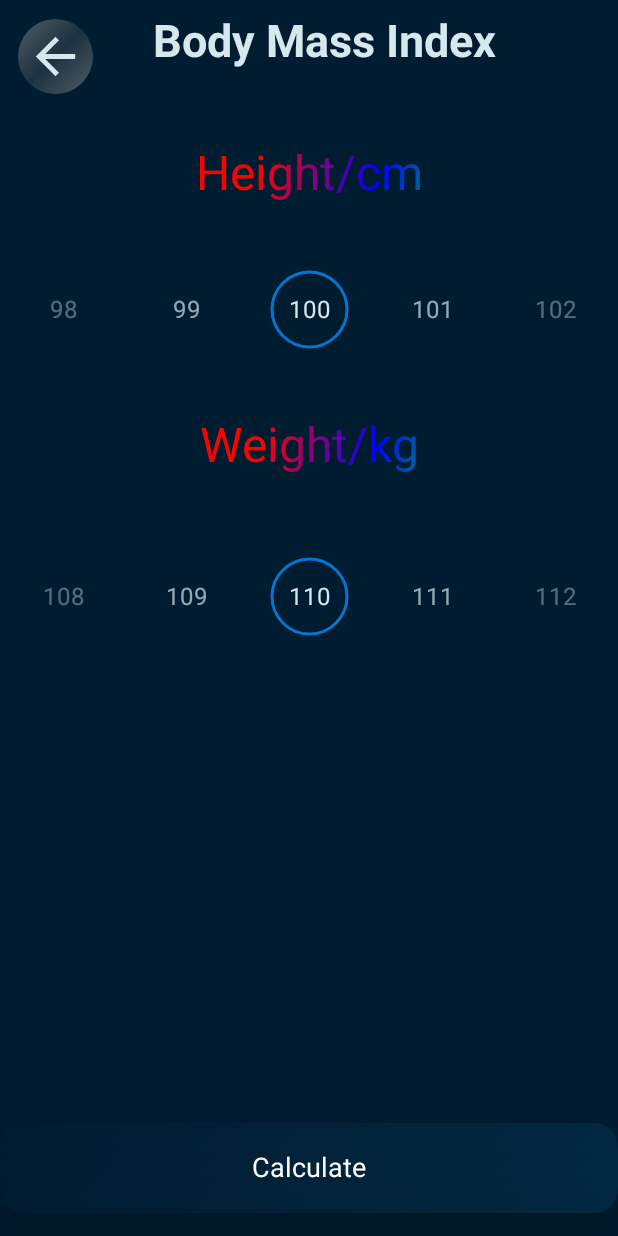
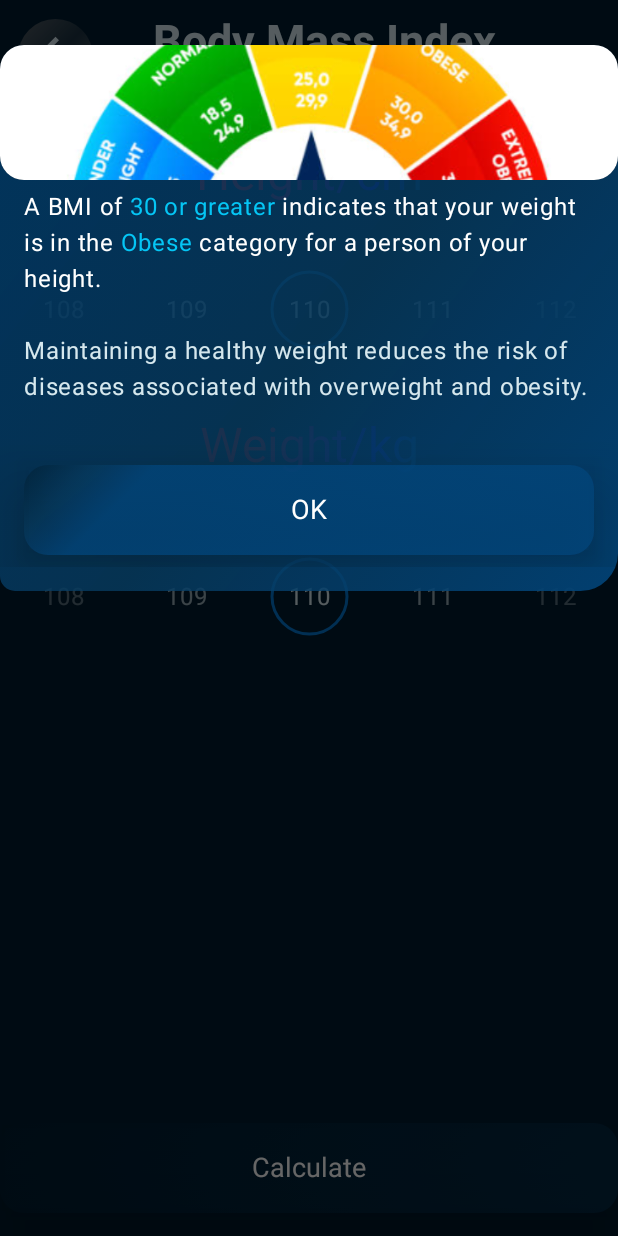
Before and after one commit to DinaOthman21/Graduation-Project, an Android app built with Jetpack Compose: the BmiScreen screen opened through its navigation route, after a tap on "Calculate", on a phone screen of 412 x 824 dp. Run offline under Robolectric (Android 15) with nearby library versions, the phone set to English and light mode, and no system bars; our stand-ins replace Dagger/Hilt's generated code, accompanist; pictures from the network do not load.

Commit message:
BMI Calculator

```diff
--- a/app/src/main/java/com/example/medisim/presentation/components/DialogComponents.kt
+++ b/app/src/main/java/com/example/medisim/presentation/components/DialogComponents.kt
@@ -31,6 +31,7 @@ import androidx.compose.ui.layout.ContentScale
 import androidx.compose.ui.platform.LocalContext
 import androidx.compose.ui.res.painterResource
 import androidx.compose.ui.res.stringResource
+import androidx.compose.ui.text.AnnotatedString
 import androidx.compose.ui.text.SpanStyle
 import androidx.compose.ui.text.buildAnnotatedString
 import androidx.compose.ui.text.withStyle
@@ -231,7 +232,6 @@ fun SkinDialogContent(
         Spacer(modifier = Modifier.height(40.dp))
         Box(
             modifier = Modifier
-                .height(480.dp)
                 .background(
                     brush = brush2,
                     shape = RoundedCornerShape(25.dp, 10.dp, 25.dp, 10.dp)
@@ -298,7 +298,6 @@ fun MedicalTestDialogContent(
         Spacer(modifier = Modifier.height(40.dp))
         Box(
             modifier = Modifier
-                .height(350.dp)
                 .background(
                     color = MaterialTheme.colorScheme.onPrimary,
                     shape = RoundedCornerShape(25.dp, 10.dp, 25.dp, 10.dp)
@@ -335,3 +334,54 @@ fun MedicalTestDialogContent(
     }
 
 }
+
+
+
+
+
+
+
+
+
+@Composable
+fun BmiCalculatorDialogContent(
+    result: AnnotatedString,
+    onDismiss: () -> Unit
+) {
+    Column(
+        modifier = Modifier
+    ) {
+        Spacer(modifier = Modifier.height(40.dp))
+        Box(
+            modifier = Modifier
+                .background(
+                    brush = brush2,
+                    shape = RoundedCornerShape(25.dp, 10.dp, 25.dp, 10.dp)
+                )
+        ) {
+            LazyColumn(
+                modifier = Modifier.padding(16.dp),
+                horizontalAlignment = Alignment.CenterHorizontally
+            )  {
+                item {
+                    Spacer(modifier = Modifier.height(40.dp))
+                    Text(
+                        text = result,
+                        color = MaterialTheme.colorScheme.primary,
+                    )
+
+                    Spacer(modifier = Modifier.height(40.dp))
+                    ButtonClickOn(buttonText = stringResource(R.string.ok), paddingValue = 0) {
+                        onDismiss()
+                    }
+                    Spacer(modifier = Modifier.height(8.dp))
+
+                }
+
+
+
+            }
+        }
+    }
+
+}
--- a/app/src/main/java/com/example/medisim/presentation/homeScreens/bottomNavigationScreens/calculator/allCalculatorScreens/bmi/BmiScreen.kt
+++ b/app/src/main/java/com/example/medisim/presentation/homeScreens/bottomNavigationScreens/calculator/allCalculatorScreens/bmi/BmiScreen.kt
@@ -1,6 +1,7 @@
 package com.example.medisim.presentation.homeScreens.bottomNavigationScreens.calculator.allCalculatorScreens.bmi
 
 
+import androidx.compose.animation.AnimatedVisibility
 import androidx.compose.foundation.Canvas
 import androidx.compose.foundation.ExperimentalFoundationApi
 import androidx.compose.foundation.clickable
@@ -43,11 +44,15 @@ import androidx.compose.ui.text.style.TextAlign
 import androidx.compose.ui.unit.Dp
 import androidx.compose.ui.unit.dp
 import androidx.compose.ui.unit.sp
+import androidx.lifecycle.viewmodel.compose.viewModel
 import androidx.navigation.NavHostController
 import com.example.medisim.R
 import com.example.medisim.presentation.components.AnimatedTextWithTileModes
 import com.example.medisim.presentation.components.BackIcon
+import com.example.medisim.presentation.components.BmiCalculatorDialogContent
 import com.example.medisim.presentation.components.ButtonClickOn
+import com.example.medisim.presentation.components.PredictionDialogContent
+import com.example.medisim.presentation.components.ResultPredictionDialog
 import com.example.medisim.ui.theme.CommonComponent2
 import kotlinx.coroutines.launch
 import kotlin.math.absoluteValue
@@ -55,6 +60,12 @@ import kotlin.math.absoluteValue
 
 @Composable
 fun BmiScreen(navController: NavHostController) {
+    val vm:BmiViewModel = viewModel()
+    val state = vm.state.value
+
+    val context = LocalContext.current
+
+
     Column (
         modifier = Modifier
             .fillMaxSize(),
@@ -84,15 +95,15 @@ fun BmiScreen(navController: NavHostController) {
         AnimatedTextWithTileModes(stringResource(R.string.height_cm))
 
 
-        NumberPicker(modifier = Modifier.padding(vertical = 25.dp), number = 200){
-
+        NumberPicker(modifier = Modifier.padding(vertical = 25.dp), number = 220){
+            vm.onHeightSelected(it)
         }
 
         AnimatedTextWithTileModes(stringResource(R.string.weight_kg))
 
 
         NumberPicker(modifier = Modifier.padding(vertical = 35.dp),number = 220){
-
+            vm.onHeightSelected(it)
         }
         Spacer(modifier = Modifier.weight(1f))
         ButtonClickOn(
@@ -100,7 +111,20 @@ fun BmiScreen(navController: NavHostController) {
             modifier = Modifier.padding(bottom = 15.dp),
             paddingValue = 0
         ) {
+            vm.onCalcBMI(context)
+        }
 
+
+
+
+        AnimatedVisibility(visible = state.dialogState) {
+            ResultPredictionDialog(content = {
+                BmiCalculatorDialogContent(state.result){
+                    vm.onDialogClosed()
+                }
+            }, image = R.drawable.mbi_logo) {
+                vm.onDialogClosed()
+            }
         }
     }
 
@@ -135,7 +159,6 @@ fun NumberPicker(modifier: Modifier = Modifier,number:Int,onSelectNumber:(Int)->
             strokeWidth = 2.dp
         )
 
-        val context = LocalContext.current
 
         LaunchedEffect(pagerState) {
             // Collect from the a snapshotFlow reading the currentPage
--- /dev/null
+++ b/app/src/main/java/com/example/medisim/presentation/homeScreens/bottomNavigationScreens/calculator/allCalculatorScreens/bmi/BmiScreenState.kt
@@ -0,0 +1,11 @@
+package com.example.medisim.presentation.homeScreens.bottomNavigationScreens.calculator.allCalculatorScreens.bmi
+
+import androidx.compose.ui.text.AnnotatedString
+import androidx.compose.ui.text.buildAnnotatedString
+
+data class BmiScreenState(
+    val weight:Int = 110,
+    val height:Int = 110,
+    val dialogState:Boolean = false,
+    val result:AnnotatedString = buildAnnotatedString {append("") }
+)
--- /dev/null
+++ b/app/src/main/java/com/example/medisim/presentation/homeScreens/bottomNavigationScreens/calculator/allCalculatorScreens/bmi/BmiViewModel.kt
@@ -0,0 +1,105 @@
+package com.example.medisim.presentation.homeScreens.bottomNavigationScreens.calculator.allCalculatorScreens.bmi
+
+import android.content.Context
+import androidx.compose.runtime.State
+import androidx.compose.runtime.derivedStateOf
+import androidx.compose.runtime.getValue
+import androidx.compose.runtime.mutableStateOf
+import androidx.compose.runtime.setValue
+import androidx.compose.ui.graphics.Color
+import androidx.compose.ui.text.AnnotatedString
+import androidx.compose.ui.text.SpanStyle
+import androidx.compose.ui.text.buildAnnotatedString
+import androidx.compose.ui.text.withStyle
+import androidx.lifecycle.ViewModel
+import com.example.medisim.R
+
+
+class BmiViewModel : ViewModel() {
+
+
+    private var _state by mutableStateOf(BmiScreenState())
+    val state: State<BmiScreenState>
+        get() = derivedStateOf { _state }
+
+
+    fun onWeightSelected(newWeight:Int){
+        _state = _state.copy(
+            weight = newWeight
+        )
+    }
+
+    fun onHeightSelected(newHeight:Int){
+        _state = _state.copy(
+            height = newHeight
+        )
+    }
+
+    fun onDialogClosed(){
+        _state = _state.copy(
+            result = buildAnnotatedString { append("") },
+            dialogState = false
+        )
+    }
+
+    fun onCalcBMI(context: Context){
+        val annotatedString = calculateWeightCategory(
+            context,
+            calculateBMI(_state.weight,_state.height)
+            )
+        _state = _state.copy(
+            result = annotatedString +  AnnotatedString(context.getString(R.string.maintaining_a_healthy_weight_reduces_the_risk_of_diseases_associated_with_overweight_and_obesity)),
+            dialogState = true
+        )
+
+    }
+
+
+    private fun calculateBMI(weightKg: Int, heightCm: Int): Double {
+        // Convert height from cm to meters
+        val heightM = heightCm / 100.0
+        return weightKg / (heightM * heightM)
+    }
+
+    private fun calculateWeightCategory(context: Context,bmi:Double): AnnotatedString {
+        return if (bmi < 18.5) {
+            buildAnnotatedString(context,context.getString(R.string.less_than_18_5),
+                context.getString(R.string.underweight))
+        } else if (bmi >= 18.5 && bmi < 25) {
+            buildAnnotatedString(context,context.getString(R.string.in_range_18_5_24_9),
+                context.getString(R.string.normal))
+        } else if (bmi >= 25 && bmi < 30) {
+            buildAnnotatedString(context,context.getString(R.string.in_range_25_29_9),
+                context.getString(R.string.overweight))
+        } else {
+            buildAnnotatedString(context,context.getString(R.string._30_or_greater),
+                context.getString(R.string.obese))
+        }
+
+    }
+
+    private fun buildAnnotatedString(context: Context,condition:String,category:String):AnnotatedString{
+        return  buildAnnotatedString {
+            withStyle(style = SpanStyle(color = Color.White)) {
+                append(context.getString(R.string.a_bmi_of))
+            }
+            withStyle(style = SpanStyle(color =  Color(0xFF05C6F5))) {
+                append("$condition ")
+            }
+            withStyle(style = SpanStyle(color = Color.White)) {
+                append(context.getString(R.string.indicates_that_your_weight_is_in_the))
+            }
+            withStyle(style = SpanStyle(color =  Color(0xFF05C6F5))) {
+                append("$category ")
+            }
+            withStyle(style = SpanStyle(color = Color.White)) {
+                append(context.getString(R.string.category_for_a_person_of_your_height))
+            }
+
+        }
+    }
+
+}
+
+
+//\n\nMaintaining a healthy weight reduces the risk of diseases associated with overweight and obesity.
--- a/app/src/main/java/com/example/medisim/presentation/homeScreens/topNavigationScreens/chatAI/ChatAIScreen.kt
+++ b/app/src/main/java/com/example/medisim/presentation/homeScreens/topNavigationScreens/chatAI/ChatAIScreen.kt
@@ -142,7 +142,6 @@ fun ChatScreen(navController:NavHostController,chatAIViewModel: ChatAIViewModel)
         Row (
             modifier = Modifier
                 .fillMaxWidth()
-                .border(1.dp, Color.Black)
                 .background(MaterialTheme.colorScheme.background)
                 .padding(bottom = 5.dp),
             horizontalArrangement = Arrangement.Center,
--- a/app/src/main/res/values/strings.xml
+++ b/app/src/main/res/values/strings.xml
@@ -93,4 +93,16 @@
     <string name="height_cm">Height/cm</string>
     <string name="weight_kg">Weight/kg</string>
     <string name="calculate">Calculate</string>
+    <string name="less_than_18_5">less than 18.5</string>
+    <string name="underweight">Underweight</string>
+    <string name="in_range_18_5_24_9">in range 18.5 - 24.9</string>
+    <string name="normal">Normal</string>
+    <string name="in_range_25_29_9">in range 25-29.9</string>
+    <string name="overweight">Overweight</string>
+    <string name="_30_or_greater">30 or greater</string>
+    <string name="obese">Obese</string>
+    <string name="a_bmi_of">"A BMI of "</string>
+    <string name="indicates_that_your_weight_is_in_the">"indicates that your weight is in the "</string>
+    <string name="category_for_a_person_of_your_height">category for a person of your height.</string>
+    <string name="maintaining_a_healthy_weight_reduces_the_risk_of_diseases_associated_with_overweight_and_obesity">\n\nMaintaining a healthy weight reduces the risk of diseases associated with overweight and obesity.</string>
 </resources>
```
Also changed, not shown: 1 other file.
